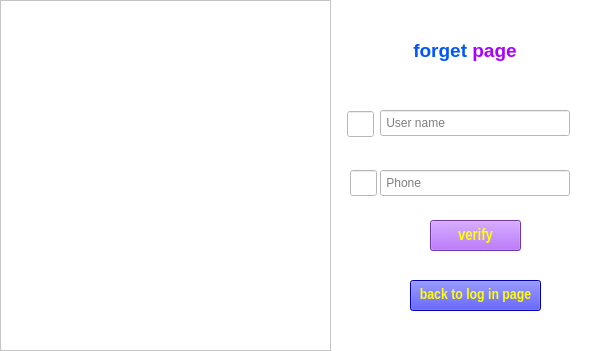
The window that jamin-gram/forget.ui (raminLgh/jamin-gram) describes before a commit, drawn with Qt 5.
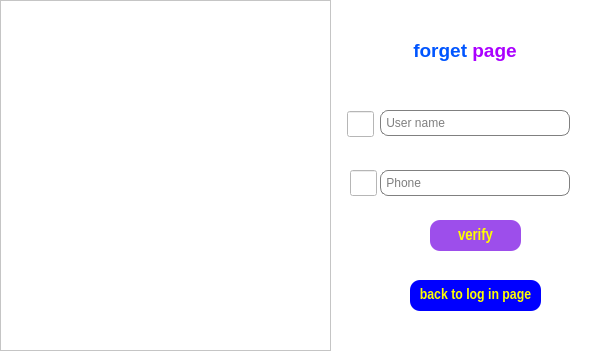
The same window after the commit. Icons and pictures are not drawn.

Commit message: some change on Form file (change LineEdit&PushButton)

Diff of the .ui file:
```diff
--- a/jamin-gram/forget.ui
+++ b/jamin-gram/forget.ui
@@ -93,6 +93,15 @@
     <property name="statusTip">
      <string/>
     </property>
+    <property name="styleSheet">
+     <string notr="true">QLineEdit{
+border:1px solid gray;
+border-radius:8px;
+}
+QLineEdit:focus{
+border:1px solid #03dac6;
+}</string>
+    </property>
     <property name="placeholderText">
      <string> Phone</string>
     </property>
@@ -144,6 +153,15 @@
     <property name="statusTip">
      <string/>
     </property>
+    <property name="styleSheet">
+     <string notr="true">QLineEdit{
+border:1px solid gray;
+border-radius:8px;
+}
+QLineEdit:focus{
+border:1px solid #03dac6;
+}</string>
+    </property>
     <property name="placeholderText">
      <string> User name</string>
     </property>
@@ -161,12 +179,14 @@
      <font>
       <family>Arial Narrow</family>
       <pointsize>12</pointsize>
+      <weight>75</weight>
       <bold>true</bold>
      </font>
     </property>
     <property name="styleSheet">
      <string notr="true">background-color: rgb(157, 78, 235);
-color: rgb(255, 255, 0);</string>
+color: rgb(255, 255, 0);
+border-radius:10px;</string>
     </property>
     <property name="text">
      <string>verify</string>
@@ -185,12 +205,13 @@
      <font>
       <family>Arial Narrow</family>
       <pointsize>11</pointsize>
+      <weight>75</weight>
       <bold>true</bold>
      </font>
     </property>
     <property name="styleSheet">
      <string notr="true">color: rgb(255, 255, 0);
-
+border-radius:10px;
 background-color: rgb(0, 0, 255);</string>
     </property>
     <property name="text">
```
Left out of the diff: 10 changed lines with no effect on the pictures. The commit also changes 10 other files.
